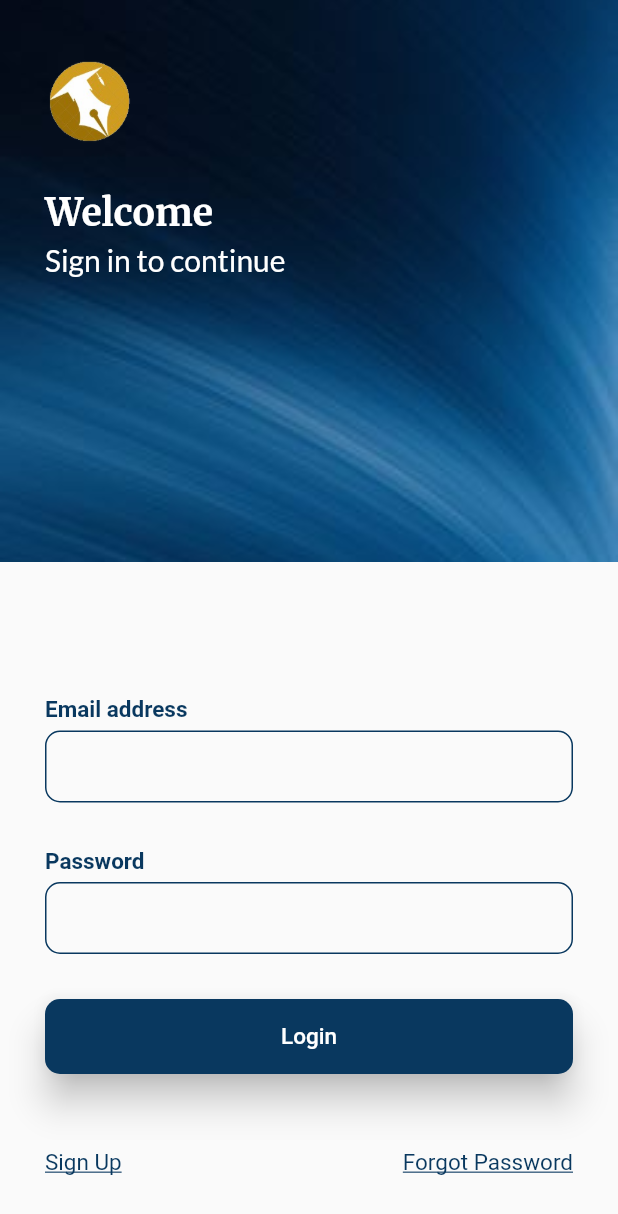
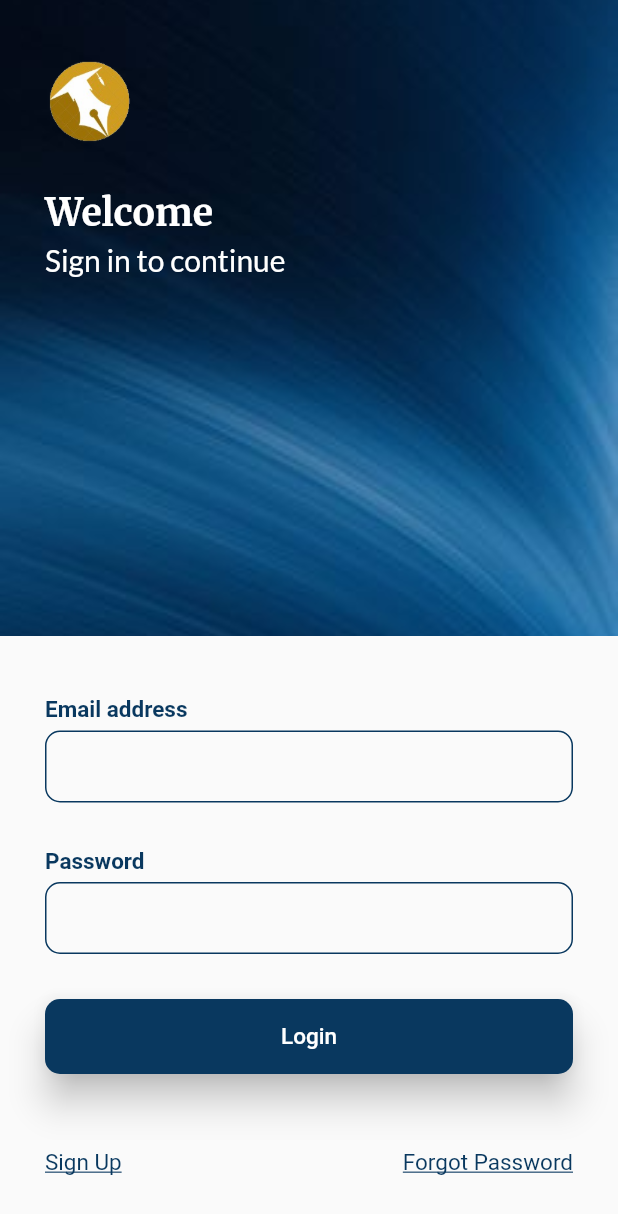
Before and after one commit to behhehong/STIW2044-Final, a Flutter app: the screen it shows after launch, on a phone screen of 412 x 824 dp. Shown: the top 1214 px of the screen. Run offline on Flutter 3.47's test engine with Material 2 defaults, Android fonts, the phone set to English and light mode, and no system bars; our stand-ins replace email_validator, fluttertoast, google_fonts, image_cropper, image_picker.

Commit message:
version 0.1

```diff
--- a/lib/loginscreen.dart
+++ b/lib/loginscreen.dart
@@ -28,7 +28,12 @@ class _LoginScreenState extends State<LoginScreen> {
       child: Scaffold(
         body: Stack(
           children: [
-            LayoutBuilder(
+            Positioned(
+              top: 0,
+              left: 0,
+              right: 0,
+              bottom: 400,
+              child: LayoutBuilder(
                 builder: (BuildContext context, BoxConstraints constraints) {
                   return Container(
                     decoration: const BoxDecoration(
@@ -39,6 +44,7 @@ class _LoginScreenState extends State<LoginScreen> {
                     height: constraints.maxHeight / 2.2,
                   );
                 },
+              ),
             ),
             Padding(
               padding: const EdgeInsets.fromLTRB(30, 40, 0, 0),
@@ -139,7 +145,7 @@ class _LoginScreenState extends State<LoginScreen> {
                   ),
                 ],
               ),
-            )
+            ),
           ],
         ),
       ),
```
Lines whose indentation alone changed are shown as unchanged.
